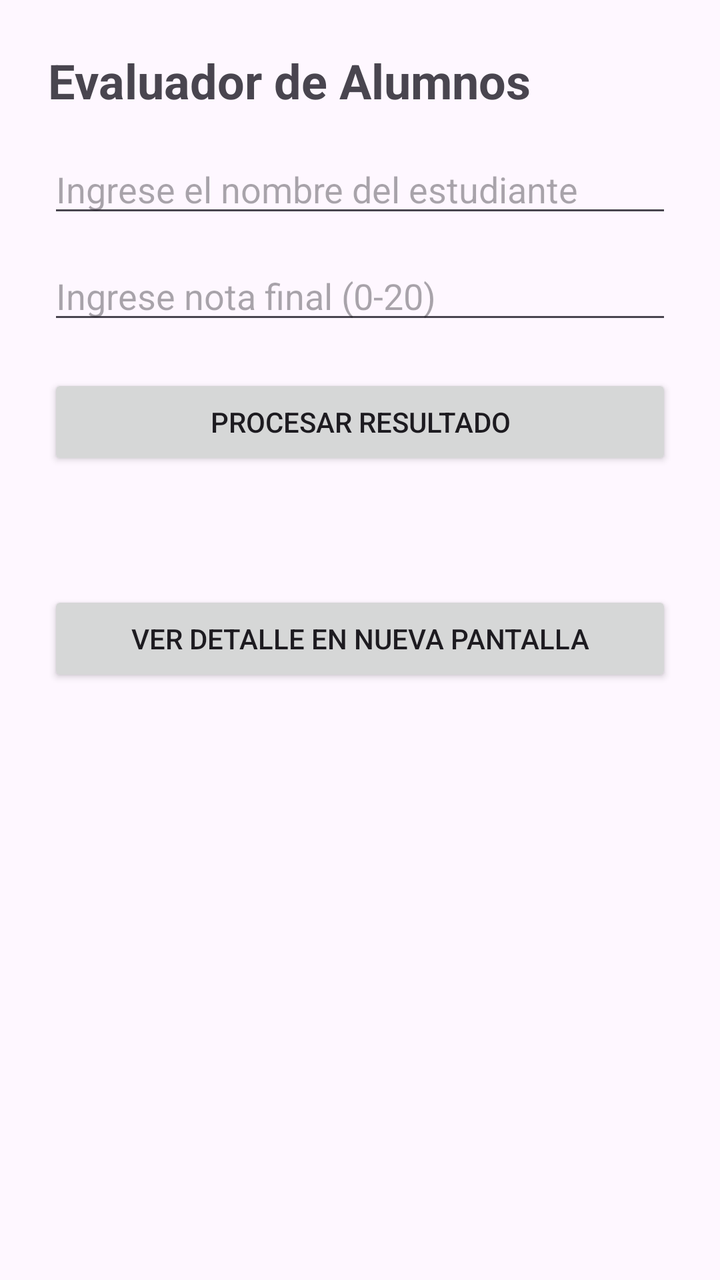
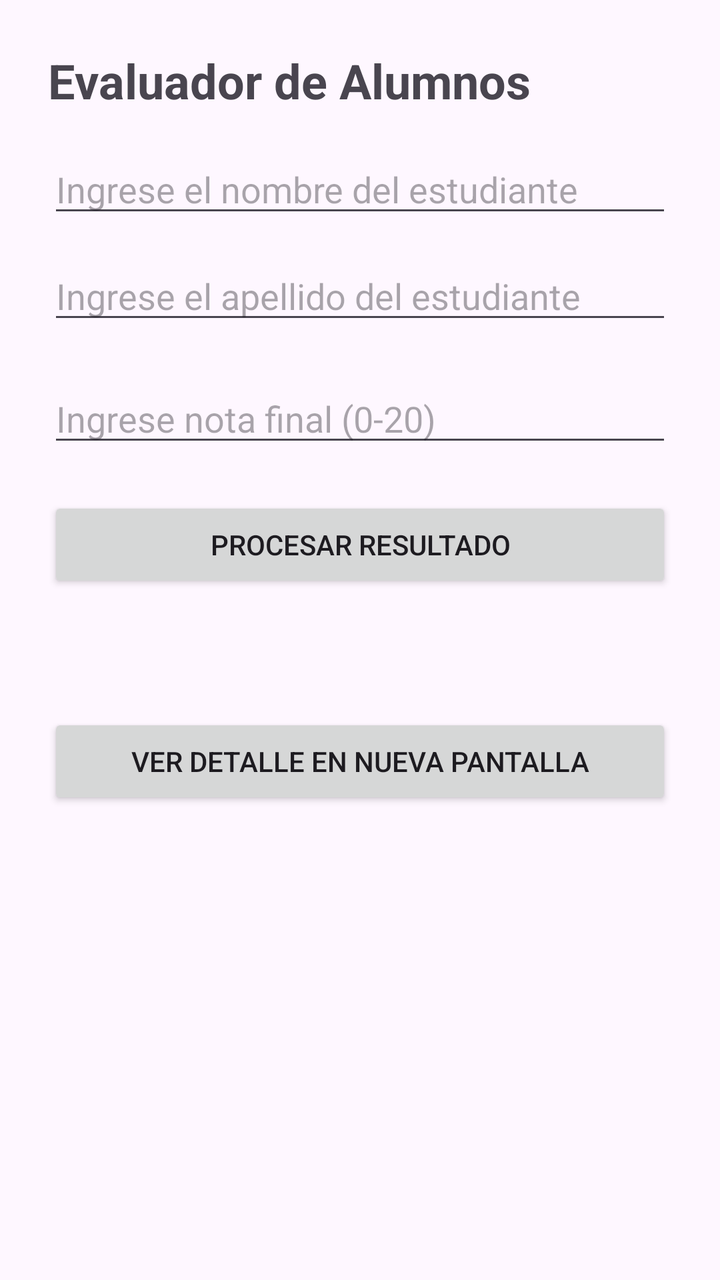

Two renders of the same Android screen: before a commit and after it. Below are the layout's source before the change and the commit's diff.
<!-- AndroidManifest.xml: application theme Theme.Practica_Guiada_1 -->
<!-- res/layout/activity_main.xml -->
<?xml version="1.0" encoding="utf-8"?>
<LinearLayout
    xmlns:android="http://schemas.android.com/apk/res/android"
    android:layout_width="match_parent"
    android:layout_height="match_parent"
    android:orientation="vertical"
    android:padding="24dp">



    
    <TextView
        android:id="@+id/tvTitulo"
        android:layout_width="wrap_content"
        android:layout_height="wrap_content"
        android:text="Evaluador de Alumnos"
        android:textSize="24sp"
        android:textStyle="bold"
        android:layout_marginBottom="16dp" />

    
    <EditText
        android:id="@+id/etNombre"
        android:layout_width="match_parent"
        android:layout_height="wrap_content"
        android:hint="Ingrese el nombre del estudiante"
        android:inputType="textPersonName"
        android:layout_marginBottom="12dp" />

    
    <EditText
        android:id="@+id/etNota"
        android:layout_width="match_parent"
        android:layout_height="wrap_content"
        android:hint="Ingrese nota final (0-20)"
        android:inputType="numberDecimal"
        android:layout_marginBottom="20dp" />

    
    <Button
        android:id="@+id/btnEvaluar"
        android:layout_width="match_parent"
        android:layout_height="wrap_content"
        android:text="Procesar Resultado" />

    
    <TextView
        android:id="@+id/tvResultado"
        android:layout_width="match_parent"
        android:layout_height="wrap_content"
        android:textSize="18sp"
        android:layout_marginTop="20dp"
        android:textColor="#333333"/>

    
    <Button
        android:id="@+id/btnNavegar"
        android:layout_width="match_parent"
        android:layout_height="wrap_content"
        android:text="Ver Detalle en Nueva Pantalla"
        android:layout_marginTop="16dp" />

</LinearLayout>
<!-- resources referenced by this layout -->
<resources>
  <style name="Theme.Practica_Guiada_1" parent="Base.Theme.Practica_Guiada_1" />
  <style name="Base.Theme.Practica_Guiada_1" parent="Theme.Material3.DayNight.NoActionBar">
          
          
      </style>
</resources>

<!-- the commit's change to res/layout/activity_main.xml (unified diff, before → after) -->
@@ -26,6 +26,14 @@
         android:hint="Ingrese el nombre del estudiante"
         android:inputType="textPersonName"
         android:layout_marginBottom="12dp" />
+
+    <EditText
+        android:id="@+id/etApellido"
+        android:layout_width="match_parent"
+        android:layout_height="wrap_content"
+        android:hint="Ingrese el apellido del estudiante"
+        android:inputType="textPersonName"
+        android:layout_marginBottom="20dp" />
 
     
     <EditText
